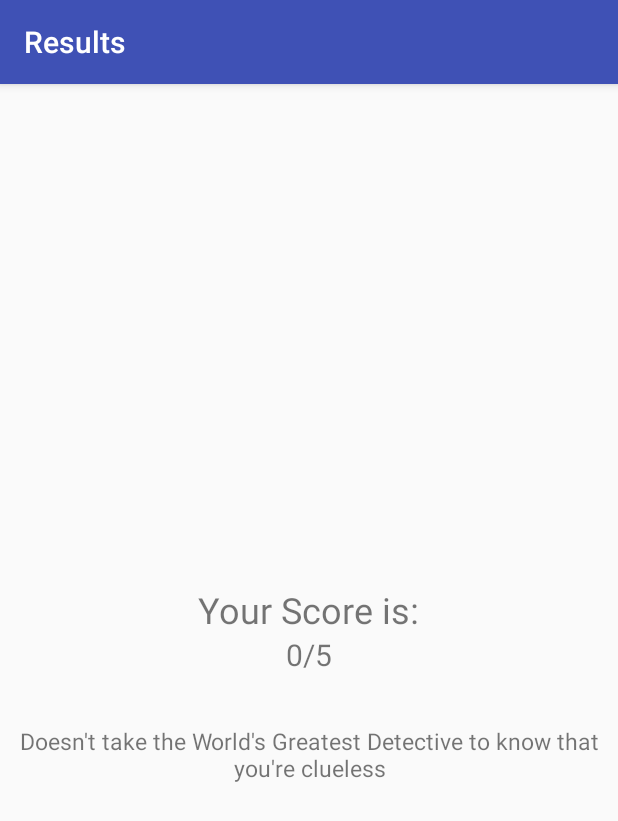
After one commit to johnnyn1261/ADarkKnightQuiz, an Android app: the ResultActivity screen opened directly, with no data from a screen before it, on a phone screen of 412 x 824 dp. The commit adds this screen. Shown: the top 821 px of the screen. Run offline under Robolectric (Android 15) with nearby library versions, the phone set to English and light mode, and no system bars.

Commit message:
Replaced toast message with new activity

```diff
--- a/app/src/main/AndroidManifest.xml
+++ b/app/src/main/AndroidManifest.xml
@@ -16,6 +16,10 @@
                 <category android:name="android.intent.category.LAUNCHER" />
             </intent-filter>
         </activity>
+        <activity
+            android:name=".ResultActivity"
+            android:label="@string/results">
+        </activity>
     </application>
 
 </manifest>
--- /dev/null
+++ b/app/src/main/java/com/example/android/adarkknightquiz/ResultActivity.java
@@ -0,0 +1,34 @@
+package com.example.android.adarkknightquiz;
+
+import android.support.v7.app.AppCompatActivity;
+import android.os.Bundle;
+import android.util.Log;
+import android.widget.TextView;
+
+import java.util.HashMap;
+
+public class ResultActivity extends AppCompatActivity {
+
+    @Override
+    protected void onCreate(Bundle savedInstanceState) {
+        super.onCreate(savedInstanceState);
+        setContentView(R.layout.activity_result);
+
+        int scoreNum = getIntent().getIntExtra("result", 0);
+
+        TextView score = findViewById(R.id.score);
+        TextView message = findViewById(R.id.message);
+
+        HashMap<Integer, String> messages = new HashMap<Integer, String>();
+        messages.put(0, "Doesn't take the World's Greatest Detective to know that you're clueless");
+        messages.put(1, "Someone doesn't know much about Batsy...");
+        messages.put(2, "It seems as though you've only seen the Caped Crusader in film");
+        messages.put(3, "You're pretty familiar with the better half of the Dynamic Duo");
+        messages.put(4, "You must have read a Batman comic or two in your day");
+        messages.put(5, "Congratulations, you are a true fan of the Dark Knight");
+
+        Log.v("Hash value", "HELLO?" + messages.get(scoreNum));
+        score.setText(scoreNum + "");
+        message.setText(messages.get(scoreNum));
+    }
+}
--- a/app/src/main/res/layout/activity_main.xml
+++ b/app/src/main/res/layout/activity_main.xml
@@ -238,11 +238,11 @@
 
         <Button
             android:text="Submit"
+            android:id="@+id/submit"
             android:layout_margin="16dp"
             android:layout_width="wrap_content"
             android:layout_height="wrap_content"
-            android:layout_gravity="center"
-            android:onClick="submit"/>
+            android:layout_gravity="center" />
 
     </LinearLayout>
 
--- /dev/null
+++ b/app/src/main/res/layout/activity_result.xml
@@ -0,0 +1,55 @@
+<?xml version="1.0" encoding="utf-8"?>
+<LinearLayout xmlns:android="http://schemas.android.com/apk/res/android"
+    xmlns:app="http://schemas.android.com/apk/res-auto"
+    xmlns:tools="http://schemas.android.com/tools"
+    android:layout_width="match_parent"
+    android:layout_height="match_parent"
+    android:orientation="vertical"
+    android:weightSum="1"
+    tools:context="com.example.android.adarkknightquiz.ResultActivity">
+
+    <TextView
+        android:layout_width="wrap_content"
+        android:layout_height="wrap_content"
+        android:text="Your Score is:"
+        android:textSize="24dp"
+        android:layout_weight="0.5"
+        android:gravity="bottom"
+        android:layout_gravity="center_horizontal"/>
+
+    <LinearLayout
+        android:layout_width="match_parent"
+        android:layout_height="wrap_content"
+        android:weightSum="1"
+        android:orientation="horizontal"
+        android:layout_weight="0.05">
+
+        <TextView
+            android:id="@+id/score"
+            android:layout_width="wrap_content"
+            android:layout_height="wrap_content"
+            android:layout_weight="0.5"
+            android:textSize="20dp"
+            android:gravity="right"
+            android:text="5"/>
+
+        <TextView
+            android:layout_width="wrap_content"
+            android:layout_height="wrap_content"
+            android:textSize="20dp"
+            android:layout_weight="0.5"
+            android:gravity="left"
+            android:text="/5"/>
+
+    </LinearLayout>
+
+    <TextView
+        android:id="@+id/message"
+        android:layout_width="match_parent"
+        android:layout_height="wrap_content"
+        android:layout_weight="0.5"
+        android:textSize="15dp"
+        android:gravity="center_horizontal"
+        android:text="How did I do?"/>
+
+</LinearLayout>
--- a/app/src/main/res/values/strings.xml
+++ b/app/src/main/res/values/strings.xml
@@ -1,3 +1,4 @@
 <resources>
     <string name="app_name">A Dark Knight Quiz</string>
+    <string name="results">Results</string>
 </resources>
```
Also changed, not shown: app/src/main/java/com/example/android/adarkknightquiz/MainActivity.java (+16 -19 lines).
